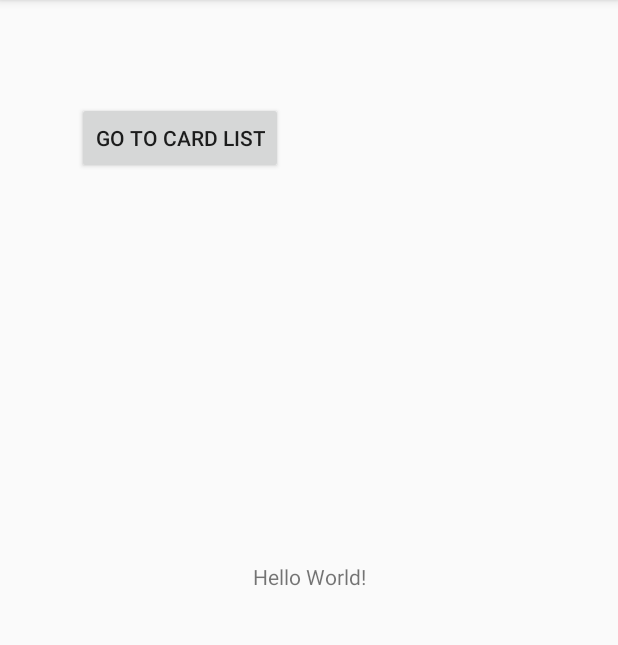
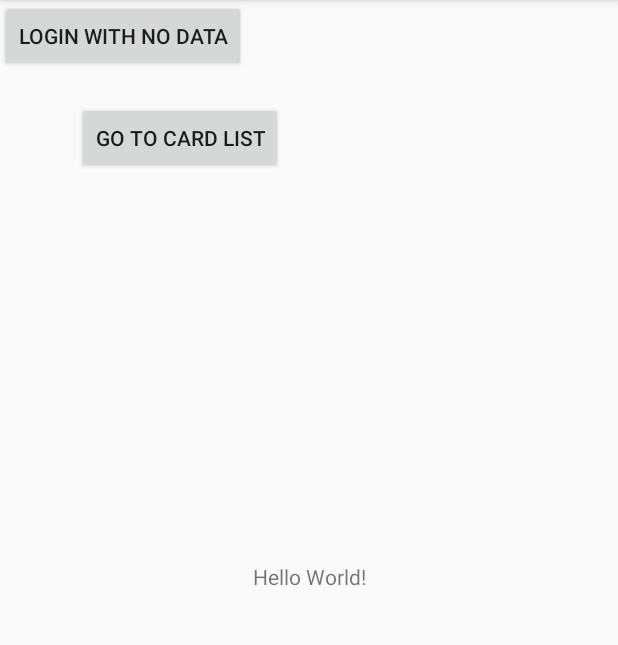
Before and after one commit to mgaberali/flash-cards-android, an Android app: the screen it shows after launch (MainActivity), on a phone screen of 412 x 824 dp, the part 84-729 px from its top. Run offline under Robolectric (Android 15) with nearby library versions, the phone set to English and light mode, and no system bars.

Commit message:
displaying sets

```diff
--- a/app/src/main/java/com/h2mt/flashcards/activities/MainActivity.kt
+++ b/app/src/main/java/com/h2mt/flashcards/activities/MainActivity.kt
@@ -26,5 +26,10 @@ class MainActivity : AppCompatActivity() {
             val intent = Intent(this, CardListActivity::class.java)
             startActivity(intent)
         })
+
+        signinbutton.setOnClickListener({
+            val intent = Intent(this, SetListActivity::class.java)
+            startActivity(intent)
+        })
     }
 }
--- a/app/src/main/java/com/h2mt/flashcards/recyclerviews/SetAdapter.kt
+++ b/app/src/main/java/com/h2mt/flashcards/recyclerviews/SetAdapter.kt
@@ -12,7 +12,7 @@ import kotlinx.android.synthetic.main.set_row_item.view.*
 class SetAdapter (private var setList: List<Set>) : RecyclerView.Adapter<SetViewHolder>(){
     override fun onCreateViewHolder(parent: ViewGroup, viewType: Int): SetViewHolder {
         val layoutInflater: LayoutInflater = LayoutInflater.from(parent.context)
-        val inflatedView: View = layoutInflater.inflate(R.layout.card_row_item, parent, false)
+        val inflatedView: View = layoutInflater.inflate(R.layout.set_row_item, parent, false)
         return SetViewHolder(inflatedView)
     }
 
--- a/app/src/main/java/com/h2mt/flashcards/services/SetApi.kt
+++ b/app/src/main/java/com/h2mt/flashcards/services/SetApi.kt
@@ -7,5 +7,5 @@ import retrofit2.http.GET
 
 interface SetApi {
     @GET("set")
-    fun getSets() : Call<List<Card>>
+    fun getSets() : Call<List<Set>>
 }
--- a/app/src/main/res/layout/activity_main.xml
+++ b/app/src/main/res/layout/activity_main.xml
@@ -15,6 +15,8 @@
         app:layout_constraintRight_toRightOf="parent"
         app:layout_constraintTop_toTopOf="parent" />
 
+
+
     <Button
         android:id="@+id/go_to_card_list_btn"
         android:layout_width="wrap_content"
@@ -25,4 +27,14 @@
         app:layout_constraintStart_toStartOf="parent"
         app:layout_constraintTop_toTopOf="parent" />
 
+    <Button
+        android:id="@+id/signinbutton"
+        android:layout_width="wrap_content"
+        android:layout_height="wrap_content"
+        android:text="Login with no data"
+        tools:layout_editor_absoluteX="230dp"
+        tools:layout_editor_absoluteY="134dp"
+        app:layout_constraintStart_toStartOf="parent"
+        app:layout_constraintTop_toTopOf="parent"/>
+
 </android.support.constraint.ConstraintLayout>
```
Also changed, not shown: app/src/main/java/com/h2mt/flashcards/activities/SetListActivity.kt (added, +58 -0 lines), app/src/main/res/layout/activity_set_list.xml (added, +30 -0 lines).
